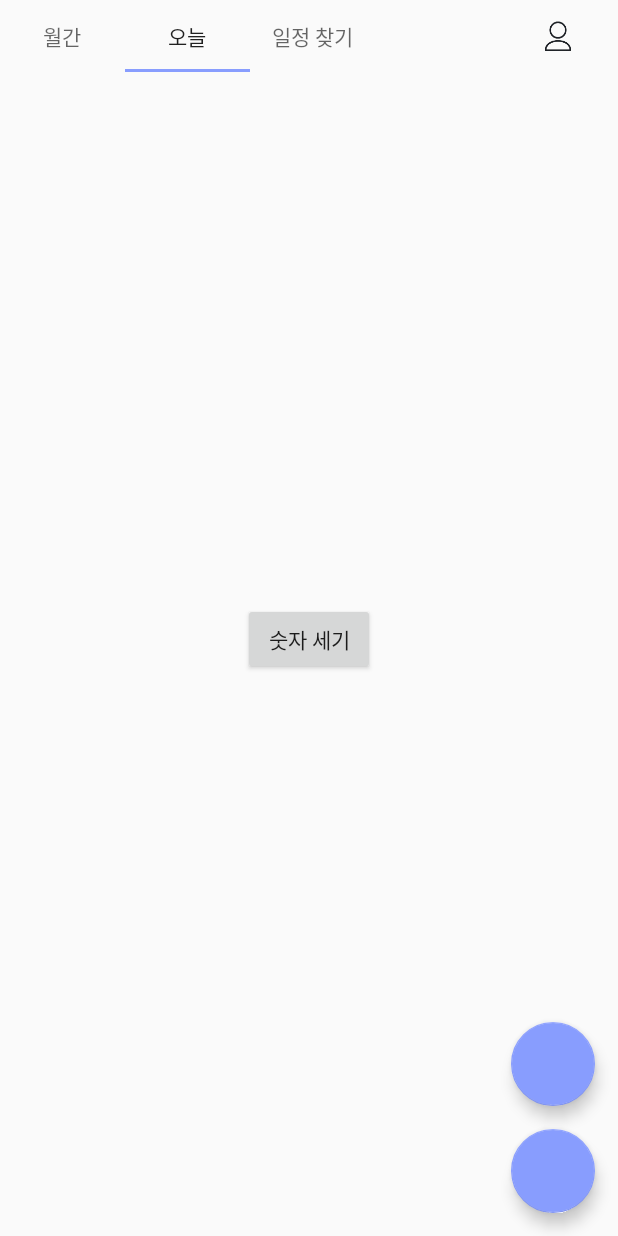
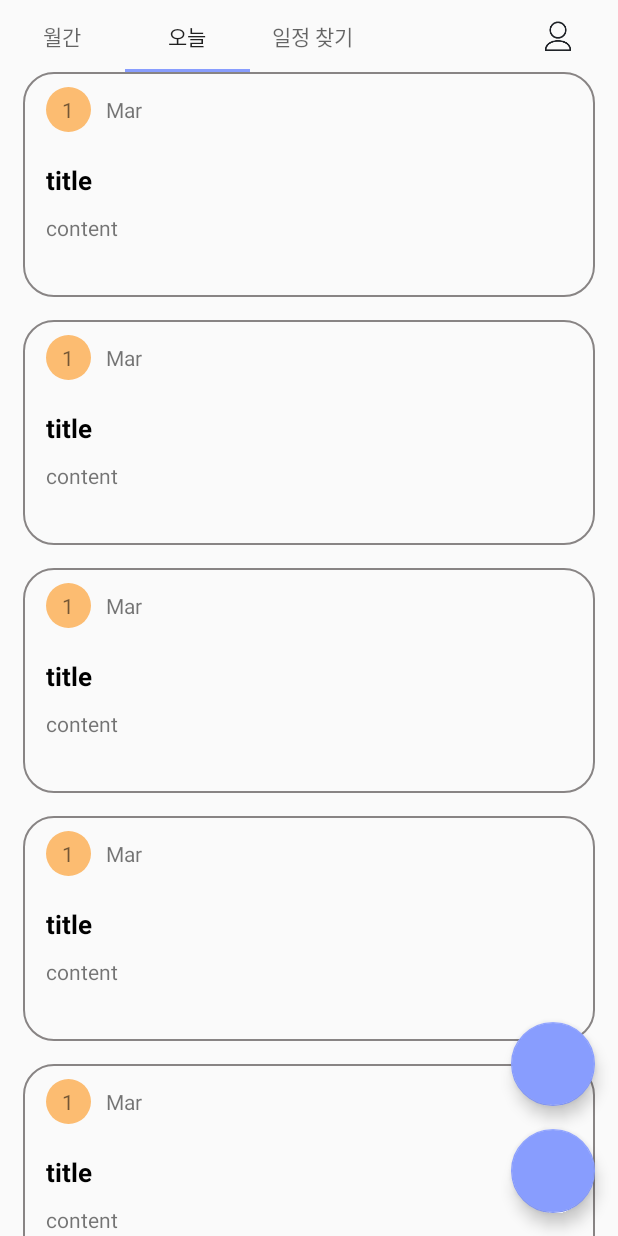
Before and after one commit to jae1jeong/Famo, an Android app: the screen it shows after launch (MainActivity), tab 2 chosen, on a phone screen of 412 x 824 dp. Run offline under Robolectric (Android 15) with nearby library versions, the phone set to English and light mode, and no system bars; our stand-ins replace data binding.

Commit message:
today_recycer_view_update

```diff
--- a/app/src/main/java/com/softsquared/template/kotlin/src/main/today/TodayFragment.kt
+++ b/app/src/main/java/com/softsquared/template/kotlin/src/main/today/TodayFragment.kt
@@ -2,15 +2,34 @@ package com.softsquared.template.kotlin.src.main.today
 
 import android.os.Bundle
 import android.view.View
+import androidx.recyclerview.widget.LinearLayoutManager
 import com.softsquared.template.kotlin.R
 import com.softsquared.template.kotlin.config.BaseFragment
 import com.softsquared.template.kotlin.databinding.FragmentTodayBinding
+import com.softsquared.template.kotlin.src.main.today.adapter.MemoAdapter
+import com.softsquared.template.kotlin.src.main.today.models.MemoItem
 
 class TodayFragment :
     BaseFragment<FragmentTodayBinding>(FragmentTodayBinding::bind, R.layout.fragment_today) {
+    private val memoList:ArrayList<MemoItem> = arrayListOf()
+    lateinit var todayMemoAdapter:MemoAdapter
+
     override fun onViewCreated(view: View, savedInstanceState: Bundle?) {
         super.onViewCreated(view, savedInstanceState)
 
-        showCustomToast("aaaaaa")
+        // 더미데이터로 리사이클러뷰 테스트
+        for(i in 1..5){
+            memoList.add(MemoItem(i,"202021",i,"제목","내용",false,"BLUE"))
+        }
+
+        // 어댑터
+        todayMemoAdapter = MemoAdapter(memoList)
+        binding.todayRecyclerView.apply {
+            layoutManager = LinearLayoutManager(context)
+            adapter = todayMemoAdapter
+        }
+
+
+
     }
 }
--- /dev/null
+++ b/app/src/main/res/drawable/background_day_text.xml
@@ -0,0 +1,10 @@
+<?xml version="1.0" encoding="utf-8"?>
+<selector>
+    <item>
+        <shape xmlns:android="http://schemas.android.com/apk/res/android"
+            android:shape="rectangle">
+            <corners android:radius="180dp"/>
+            <solid android:color="@color/white_orange"/>
+        </shape>
+    </item>
+</selector>
--- /dev/null
+++ b/app/src/main/res/drawable/background_item_memo.xml
@@ -0,0 +1,10 @@
+<?xml version="1.0" encoding="utf-8"?>
+<selector>
+    <item>
+    <shape xmlns:android="http://schemas.android.com/apk/res/android"
+        android:shape="rectangle">
+        <corners android:radius="20dp"/>
+        <stroke android:width="1dp" android:color="@color/gray"/>
+    </shape>
+    </item>
+</selector>
--- a/app/src/main/res/layout/fragment_today.xml
+++ b/app/src/main/res/layout/fragment_today.xml
@@ -7,14 +7,10 @@
     android:gravity="center"
     tools:context=".src.main.today.TodayFragment">
 
-    <Button
-        android:id="@+id/button_change_counter_text"
-        android:layout_width="wrap_content"
-        android:layout_height="wrap_content"
-        android:text="@string/my_page_btn_counting_number"/>
-
-    <TextView
-        android:id="@+id/text_view_counter"
-        android:layout_width="wrap_content"
-        android:layout_height="wrap_content"/>
+    <androidx.recyclerview.widget.RecyclerView
+        android:layout_marginHorizontal="15dp"
+        android:id="@+id/today_recycler_view"
+        android:layout_width="match_parent"
+        android:layout_height="match_parent"
+        />
 </LinearLayout>
--- a/app/src/main/res/layout/item_today_memo.xml
+++ b/app/src/main/res/layout/item_today_memo.xml
@@ -9,21 +9,25 @@
     </data>
 
 <androidx.constraintlayout.widget.ConstraintLayout
+    android:background="@drawable/background_item_memo"
+    android:layout_marginBottom="15dp"
     android:layout_width="match_parent"
     android:layout_height="150dp">
 
     <TextView
+        android:gravity="center"
         android:layout_marginTop="10dp"
         android:id="@+id/textView2"
-        android:layout_width="wrap_content"
-        android:layout_height="wrap_content"
+        android:layout_width="30dp"
+        android:layout_height="30dp"
         android:layout_marginStart="15dp"
-        android:background="#FFAE2A"
+        android:background="@drawable/background_day_text"
         android:text="1"
         app:layout_constraintStart_toStartOf="parent"
         app:layout_constraintTop_toTopOf="parent" />
 
     <TextView
+        android:layout_marginStart="10dp"
         android:layout_width="wrap_content"
         android:layout_height="wrap_content"
         android:text="Mar"
@@ -44,7 +48,7 @@
         app:layout_constraintTop_toBottomOf="@+id/textView2" />
 
     <TextView
-        android:layout_marginTop="20dp"
+        android:layout_marginTop="10dp"
         android:layout_width="wrap_content"
         android:layout_height="wrap_content"
         android:text="content"
--- a/app/src/main/res/values/colors.xml
+++ b/app/src/main/res/values/colors.xml
@@ -11,5 +11,14 @@
     <color name="whiteForBackground">#FFFFFF</color>
     <color name="blackForText">#4a4a4a</color>
     <color name="redForText">#d9534f</color>
+    <color name="gray">#888484</color>
+
+    <!-- 프로젝트 컬러-->
+    <color name="orange">#FFAE2A</color>
+    <color name="white_orange">#FCBC71</color>
+    <color name="white_red">#FF8484</color>
+    <color name="purple">#AB93FA</color>
+    <color name="blue">#7CC3FF</color>
+    <color name="green">#7ED391</color>
 
 </resources>
```
